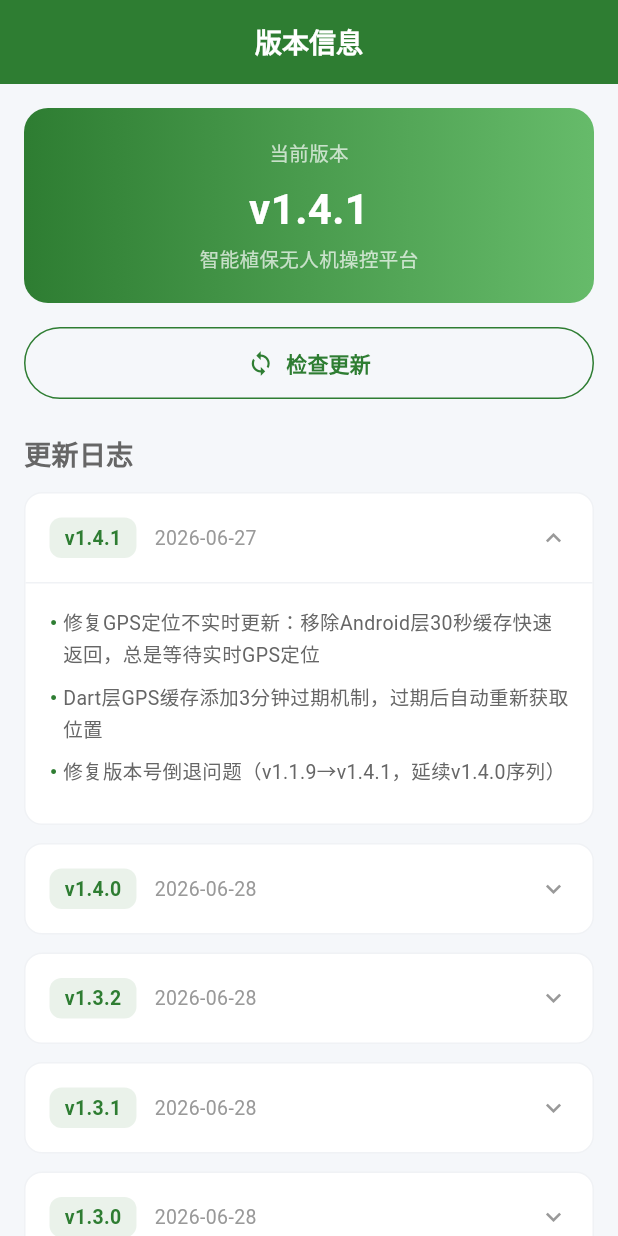
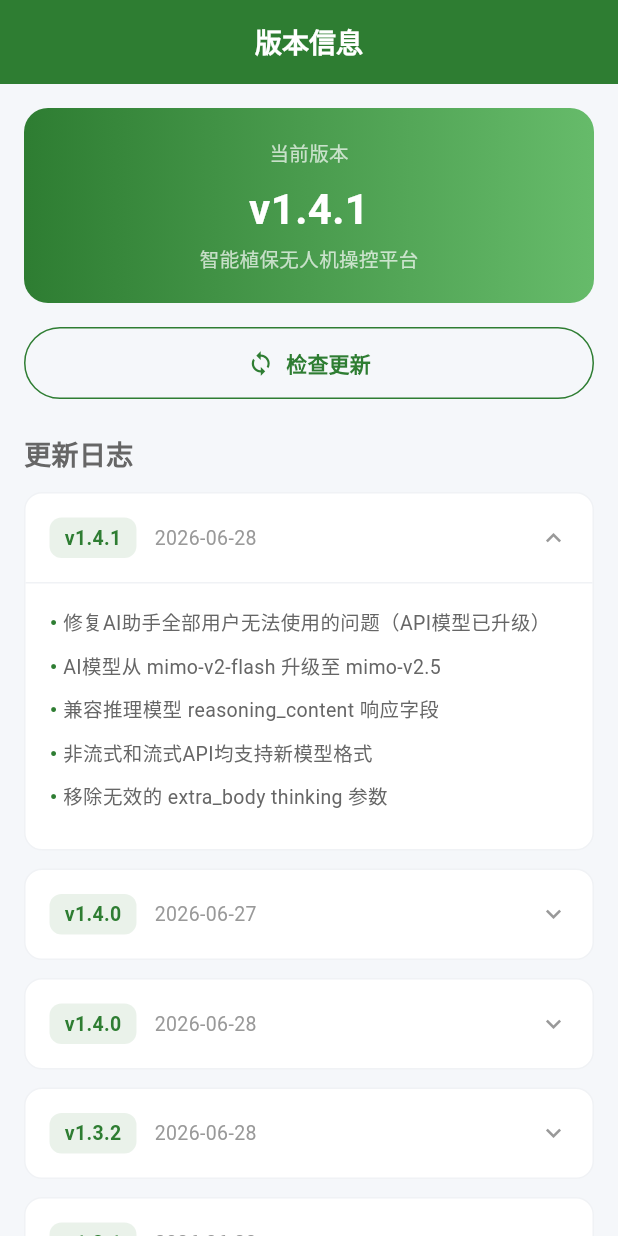
Before and after one commit to YaoShuai01/huhuashizhe, a Flutter app: the VersionInfoPage screen opened by its route, after a tap on "v1.4.1", on a phone screen of 412 x 824 dp. Run offline on Flutter 3.47's test engine with Material 3 defaults, Android fonts, the phone set to English and light mode, and no system bars; our stand-ins replace dio, flutter_map, flutter_riverpod, go_router, latlong2; network calls fail.

Commit message:
fix: AI助手模型升级 mimo-v2.5，兼容 reasoning_content 响应格式 v1.4.1

```diff
--- a/lib/features/mine/pages/mine_sub_pages.dart
+++ b/lib/features/mine/pages/mine_sub_pages.dart
@@ -688,6 +688,17 @@ class VersionInfoPage extends ConsumerWidget {
     final histories = [
       {
         'version': 'v1.4.1',
+        'date': '2026-06-28',
+        'content': [
+          '修复AI助手全部用户无法使用的问题（API模型已升级）',
+          'AI模型从 mimo-v2-flash 升级至 mimo-v2.5',
+          '兼容推理模型 reasoning_content 响应字段',
+          '非流式和流式API均支持新模型格式',
+          '移除无效的 extra_body thinking 参数',
+        ],
+      },
+      {
+        'version': 'v1.4.0',
         'date': '2026-06-27',
         'content': [
           '修复GPS定位不实时更新：移除Android层30秒缓存快速返回，总是等待实时GPS定位',
--- a/lib/services/ai_chat_service.dart
+++ b/lib/services/ai_chat_service.dart
@@ -30,7 +30,7 @@ class AiChatMessage {
 /// 小米MiMo大模型AI对话服务（OpenAI兼容格式）
 class AiChatService {
   static const _baseUrl = 'https://api.xiaomimimo.com/v1';
-  static const _model = 'mimo-v2-flash';
+  static const _model = 'mimo-v2.5';
   static const _apiKey = 'sk-cmg9hlk0p32xk3zvwlx3q1ui4q4b5qql3qua554jfl5lshef';
 
   /// 护花使者智能体系统提示词
@@ -92,7 +92,6 @@ class AiChatService {
           'temperature': 0.7,
           'top_p': 0.95,
           'stream': true,
-          'extra_body': {'thinking': {'type': 'disabled'}},
         },
         options: Options(
           responseType: ResponseType.stream,
@@ -122,8 +121,10 @@ class AiChatService {
               if (choices != null && choices.isNotEmpty) {
                 final delta = choices[0]['delta'] as Map<String, dynamic>?;
                 final content = delta?['content'] as String?;
-                if (content != null && content.isNotEmpty) {
-                  yield content;
+                final reasoning = delta?['reasoning_content'] as String?;
+                final output = (content != null && content.isNotEmpty) ? content : reasoning;
+                if (output != null && output.isNotEmpty) {
+                  yield output;
                 }
               }
             } catch (_) {
@@ -176,14 +177,16 @@ class AiChatService {
           'temperature': 0.7,
           'top_p': 0.95,
           'stream': false,
-          'extra_body': {'thinking': {'type': 'disabled'}},
         },
       );
 
       final choices = response.data['choices'] as List<dynamic>?;
       if (choices != null && choices.isNotEmpty) {
         final message = choices[0]['message'] as Map<String, dynamic>?;
-        return message?['content']?.toString() ?? '抱歉，未能获取回复。';
+        final content = message?['content']?.toString();
+        final reasoning = message?['reasoning_content']?.toString();
+        final result = (content != null && content.isNotEmpty) ? content : (reasoning ?? '');
+        if (result.isNotEmpty) return result;
       }
       return '抱歉，AI暂时无法回复，请稍后再试。';
     } catch (e) {
@@ -212,14 +215,16 @@ class AiChatService {
           'temperature': 0.7,
           'top_p': 0.95,
           'stream': false,
-          'extra_body': {'thinking': {'type': 'disabled'}},
         },
       );
 
       final choices = response.data['choices'] as List<dynamic>?;
       if (choices != null && choices.isNotEmpty) {
         final message = choices[0]['message'] as Map<String, dynamic>?;
-        return message?['content']?.toString() ?? '抱歉，未能获取分析结果。';
+        final content = message?['content']?.toString();
+        final reasoning = message?['reasoning_content']?.toString();
+        final result = (content != null && content.isNotEmpty) ? content : (reasoning ?? '');
+        if (result.isNotEmpty) return result;
       }
       return '抱歉，AI暂时无法分析，请稍后再试。';
     } catch (e) {
```
